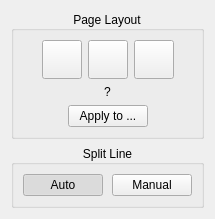
Above: src/core/filters/page_split/OptionsWidget.ui from karnigen/scantailor-advanced before the change. Below: the same form after it.
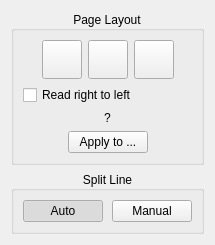
That is the form after the change. Icons and pictures are not drawn. Custom widgets are drawn as their Qt base class.

```diff
--- a/src/core/filters/page_split/OptionsWidget.ui
+++ b/src/core/filters/page_split/OptionsWidget.ui
@@ -137,6 +137,19 @@
         </item>
        </layout>
       </item>
+      <item>
+       <widget class="QCheckBox" name="rightToLeftOrderCB">
+        <property name="text">
+         <string>Read right to left</string>
+        </property>
+        <property name="toolTip">
+         <string>Reverse the page order for this two-page scan.</string>
+        </property>
+        <property name="visible">
+         <bool>false</bool>
+        </property>
+       </widget>
+      </item>
       <item>
        <widget class="QLabel" name="scopeLabel">
         <property name="text">
```
